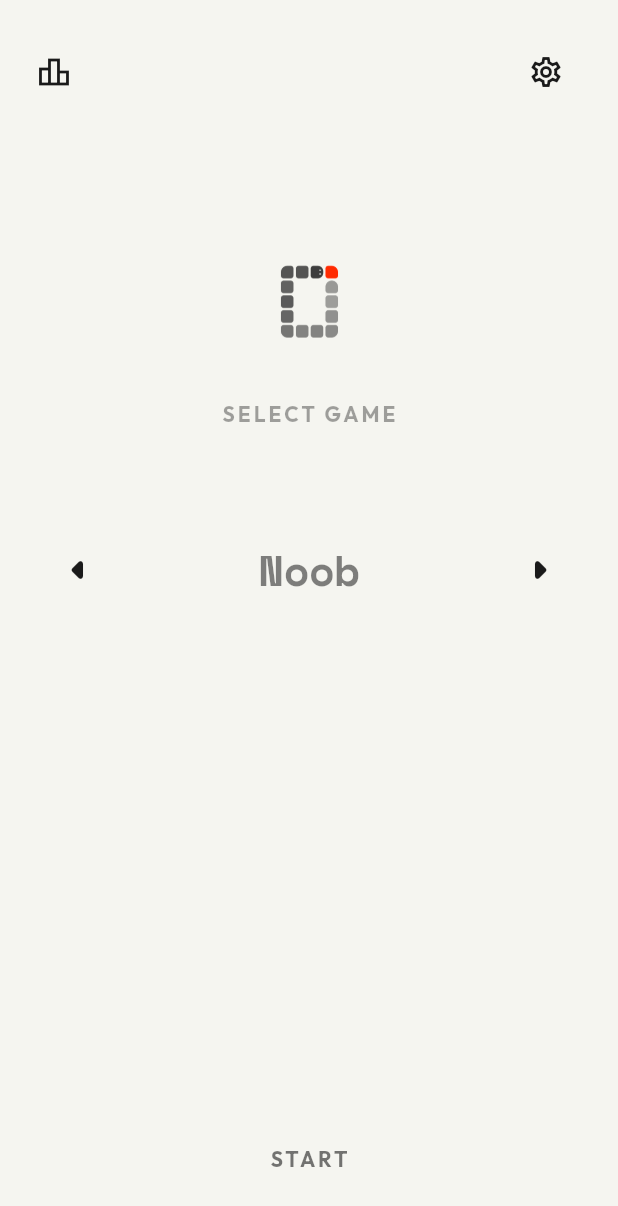
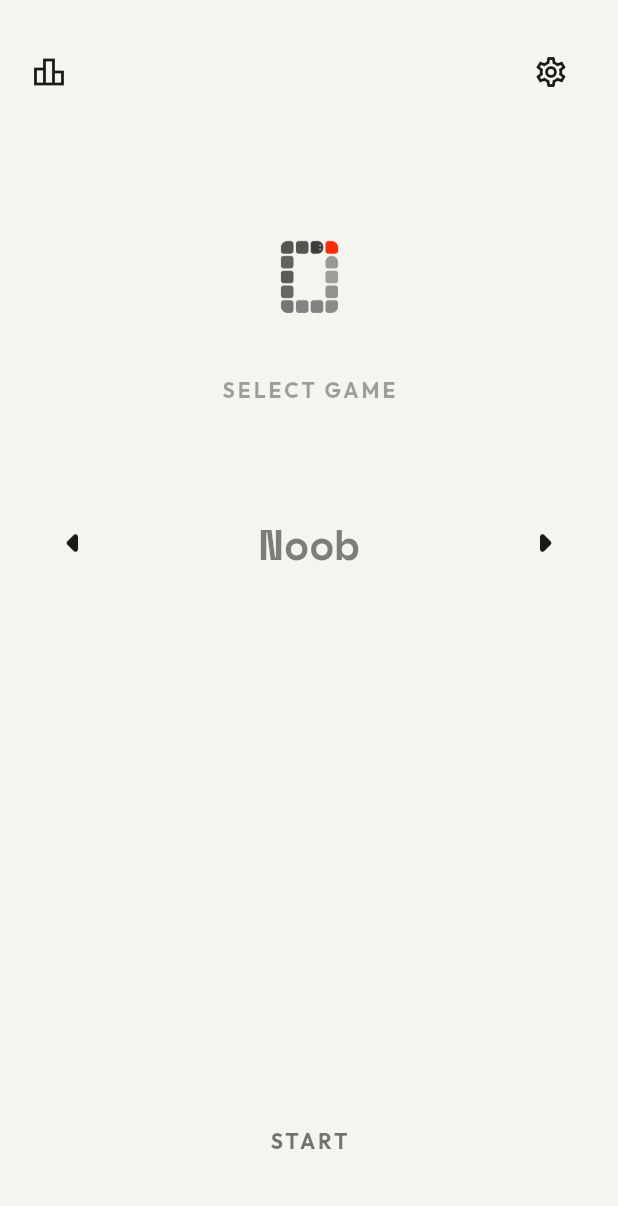
Before and after one commit to sidpetkar/ourosnake, a Flutter app: the screen it shows after launch, on a phone screen of 412 x 824 dp. Shown: the top 1206 px of the screen. Run offline on Flutter 3.47's test engine with Material 3 defaults, Android fonts, the phone set to English and light mode, and no system bars; our stand-ins replace audioplayers, google_fonts, shared_preferences, vibration.

Commit message:
fix: constrain home screen to grid width, fix PWA tap handling, add favicon
Co-authored-by: Cursor <cursoragent@cursor.com>

```diff
--- a/lib/src/features/game/presentation/game_screen.dart
+++ b/lib/src/features/game/presentation/game_screen.dart
@@ -269,28 +269,39 @@ class _GameScreenState extends State<GameScreen> with TickerProviderStateMixin {
       _homeLevelIndex = provider.currentLevel.index;
     }
 
+    // Compute the same constrained width as the game screen
+    final double aspectRatio = GameProvider.gridWidth / GameProvider.gridHeight;
+
     return Scaffold(
       resizeToAvoidBottomInset: false,
       backgroundColor: AppTheme.creamBackground,
-      body: GestureDetector(
-        behavior: HitTestBehavior.opaque,
-        onHorizontalDragStart: (_) => _onHomeDragStart(),
-        onHorizontalDragUpdate: (details) => _onHomeDragUpdate(details),
-        onHorizontalDragEnd: (details) => _onHomeDragEnd(details, provider),
-        onLongPressStart: (_) => _onHomeLongPressStart(),
-        onLongPressEnd: (_) => _onHomeLongPressEnd(provider),
-        child: SafeArea(
+      body: SafeArea(
         bottom: true,
         child: LayoutBuilder(
           builder: (context, constraints) {
             final h = constraints.maxHeight;
+            final w = constraints.maxWidth;
+
+            // Match the game screen's board width calculation
+            final headerH = h * 0.12;
+            final footerH = h * 0.08;
+            final boardMaxH = h - headerH - footerH;
+            final boardWidthFromHeight = boardMaxH * aspectRatio;
+            final boardWidthFromWidth = w * 0.90;
+            final contentW = boardWidthFromHeight < boardWidthFromWidth
+                ? boardWidthFromHeight
+                : boardWidthFromWidth;
+
             return SizedBox(
               height: h,
               child: Column(
                 children: [
-                    // Top Bar
+                  // Top Bar -- constrained to content width
                   Padding(
-                      padding: const EdgeInsets.all(24.0),
+                    padding: const EdgeInsets.symmetric(vertical: 24.0),
+                    child: Center(
+                      child: SizedBox(
+                        width: contentW,
                         child: Row(
                           mainAxisAlignment: MainAxisAlignment.spaceBetween,
                           children: [
@@ -314,8 +325,10 @@ class _GameScreenState extends State<GameScreen> with TickerProviderStateMixin {
                           ],
                         ),
                       ),
+                    ),
+                  ),
 
-                    SizedBox(height: h * 0.08),
+                  SizedBox(height: h * 0.06),
 
                   // Logo
                   Image.asset('assets/logo-no-bg.png', width: 80, height: 80),
@@ -332,8 +345,18 @@ class _GameScreenState extends State<GameScreen> with TickerProviderStateMixin {
 
                   SizedBox(height: h * 0.02),
 
-                    // Swipeable Carousel Area
+                  // Swipeable Carousel Area -- constrained + drag handler only here
                   Expanded(
+                    child: Center(
+                      child: SizedBox(
+                        width: contentW,
+                        child: GestureDetector(
+                          behavior: HitTestBehavior.opaque,
+                          onHorizontalDragStart: (_) => _onHomeDragStart(),
+                          onHorizontalDragUpdate: (details) => _onHomeDragUpdate(details),
+                          onHorizontalDragEnd: (details) => _onHomeDragEnd(details, provider),
+                          onLongPressStart: (_) => _onHomeLongPressStart(),
+                          onLongPressEnd: (_) => _onHomeLongPressEnd(provider),
                           child: LayoutBuilder(
                             builder: (context, innerConstraints) {
                               _homeSlideWidth = innerConstraints.maxWidth <= 0
@@ -376,9 +399,7 @@ class _GameScreenState extends State<GameScreen> with TickerProviderStateMixin {
                                       ],
                                     ),
                                   ),
-                              Padding(
-                                padding: const EdgeInsets.symmetric(horizontal: 24.0),
-                                child: Row(
+                                  Row(
                                     mainAxisAlignment: MainAxisAlignment.spaceBetween,
                                     children: [
                                       IconButton(
@@ -399,16 +420,18 @@ class _GameScreenState extends State<GameScreen> with TickerProviderStateMixin {
                                       ),
                                     ],
                                   ),
-                              ),
                                 ],
                               );
                             },
                           ),
                         ),
+                      ),
+                    ),
+                  ),
 
                   const Spacer(flex: 2),
 
-                    // Start Button
+                  // Start Button -- OUTSIDE the drag GestureDetector so taps always work
                   Padding(
                     padding: EdgeInsets.only(bottom: h * 0.05),
                     child: _TextButton(text: "START", onTap: provider.startGame),
@@ -417,7 +440,6 @@ class _GameScreenState extends State<GameScreen> with TickerProviderStateMixin {
               ),
             );
           },
-          ),
         ),
       ),
     );
@@ -681,11 +703,15 @@ class _TextButton extends StatelessWidget {
   @override
   Widget build(BuildContext context) {
     return GestureDetector(
+      behavior: HitTestBehavior.opaque,
       onTap: onTap,
+      child: Padding(
+        padding: const EdgeInsets.symmetric(horizontal: 16, vertical: 12),
         child: Text(
           text,
           style: Theme.of(context).textTheme.labelLarge?.copyWith(color: color),
         ),
+      ),
     );
   }
 }
```
Also changed, not shown: 3 other files. Lines whose indentation alone changed are shown as unchanged.
